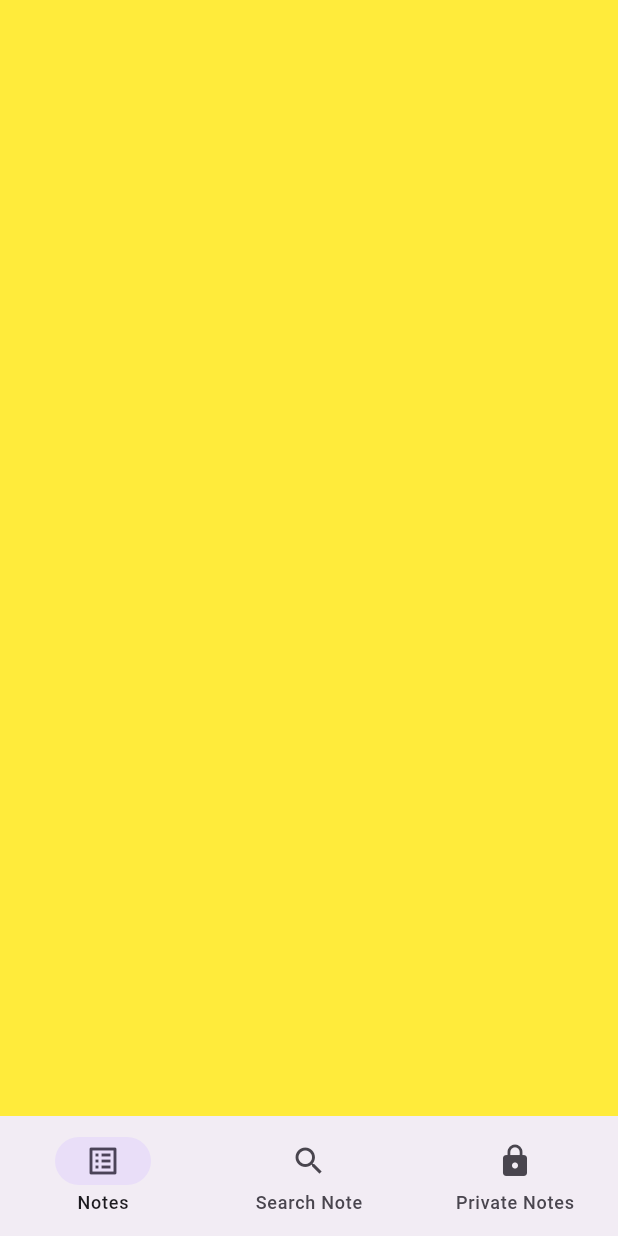
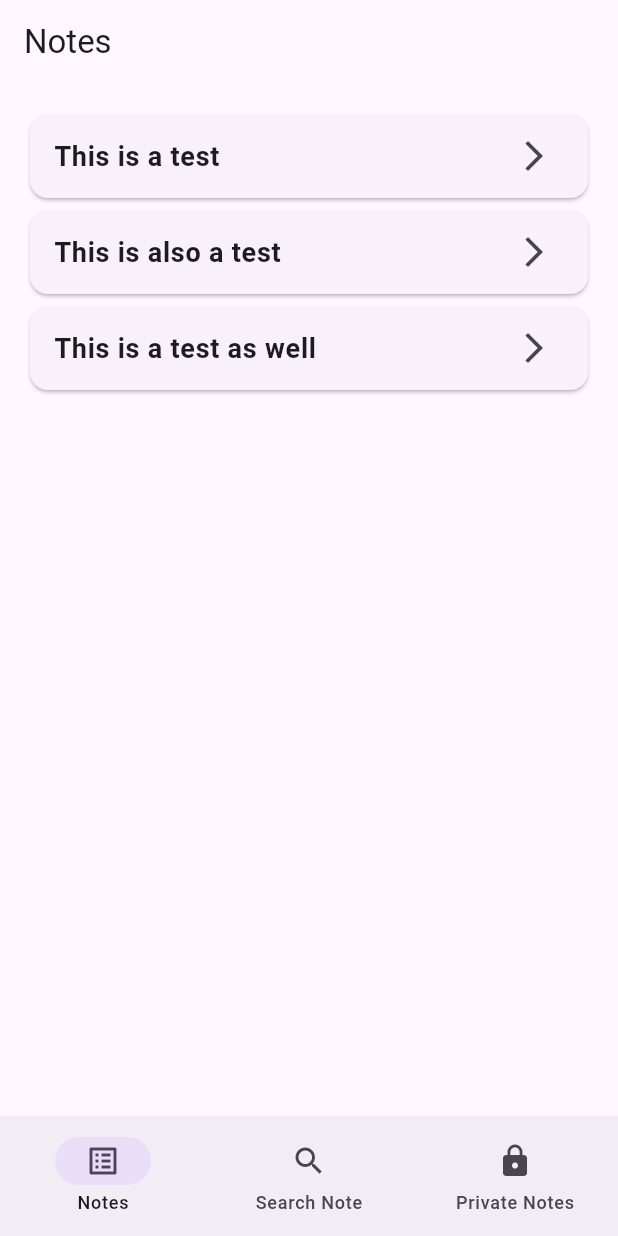
Before and after one commit to H0nneur/NovaNote, a Flutter app: the screen it shows after launch, on a phone screen of 412 x 824 dp. Run offline on Flutter 3.47's test engine with Material 3 defaults, Android fonts, the phone set to English and light mode, and no system bars.

Commit message:
Note titles display on homescreen

```diff
--- a/novanote/lib/main.dart
+++ b/novanote/lib/main.dart
@@ -1,4 +1,5 @@
 import 'package:flutter/material.dart';
+import 'package:novanote/notes_screen.dart';
 
 void main() {
   runApp(const MyApp());
@@ -56,7 +57,7 @@ class _MyHomePageState extends State<MyHomePage> {
             });
           },
           children: [
-            Container(color: Colors.yellow),
+            const NotesScreen(),
             Container(color: Colors.white),
             Container(color: Colors.black)
           ],
--- /dev/null
+++ b/novanote/lib/notes_screen.dart
@@ -0,0 +1,41 @@
+import 'package:flutter/material.dart';
+
+class NotesScreen extends StatefulWidget {
+  const NotesScreen({super.key});
+
+  @override
+  State<NotesScreen> createState() => _NotesScreenState();
+}
+
+class _NotesScreenState extends State<NotesScreen> {
+  List<String> notes = [
+    "This is a test",
+    "This is also a test",
+    "This is a test as well"
+  ];
+
+  @override
+  Widget build(BuildContext context) {
+    return Scaffold(
+      appBar: AppBar(title: const Text("Notes")),
+      body: ListView.builder(
+          padding: const EdgeInsets.all(16.0),
+          itemCount: notes.length,
+          itemBuilder: (context, index) {
+            return Card(
+              child: ListTile(
+                title: Text(
+                  notes[index],
+                  style: const TextStyle(
+                      fontSize: 18, fontWeight: FontWeight.bold),
+                ),
+                trailing: const Icon(Icons.arrow_forward_ios),
+                onTap: () {
+                  print('Tapped on note: ${notes[index]}');
+                },
+              ),
+            );
+          }),
+    );
+  }
+}
```
